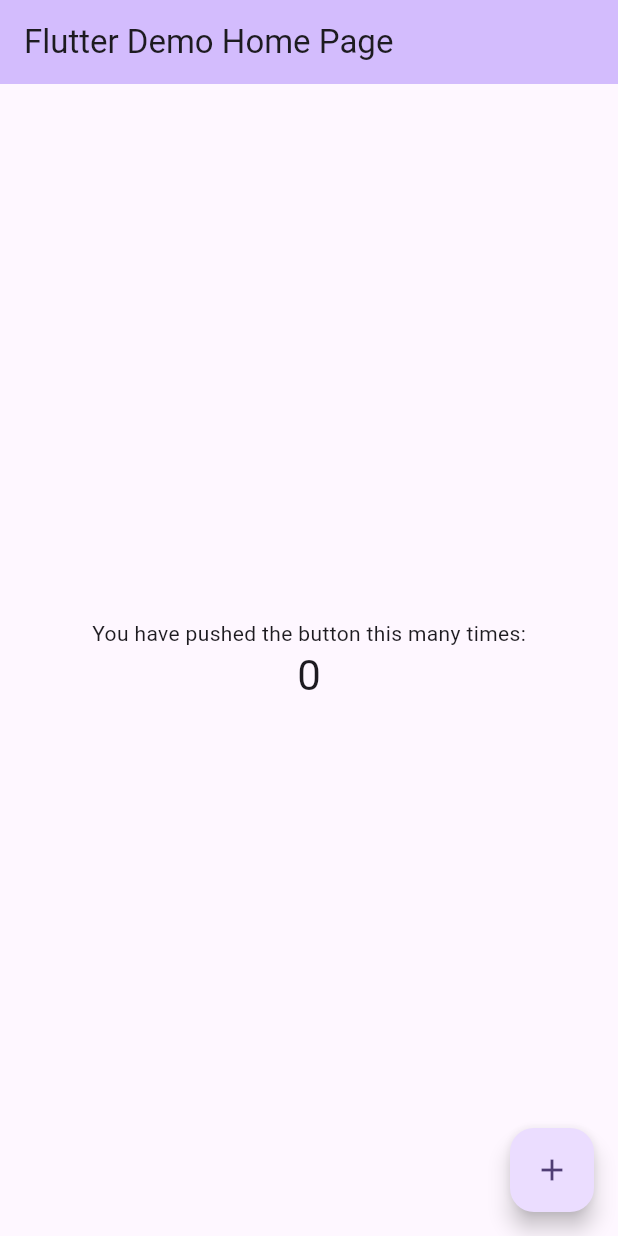
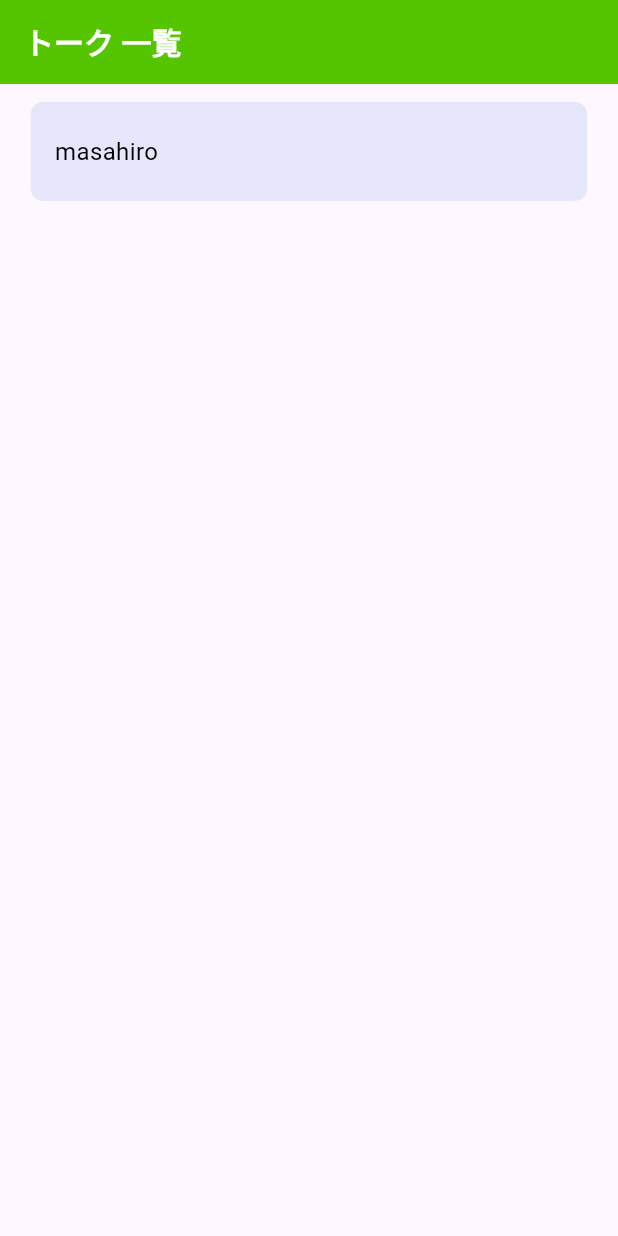
Before and after one commit to platinadata/line, a Flutter app: the screen it shows after launch, on a phone screen of 412 x 824 dp. Run offline on Flutter 3.47's test engine with Material 3 defaults, Android fonts, the phone set to English and light mode, and no system bars.

Commit message:
トーク一覧のイメージを作成

```diff
--- a/lib/main.dart
+++ b/lib/main.dart
@@ -1,4 +1,5 @@
 import 'package:flutter/material.dart';
+import 'package:line/screens/talk_list.dart';
 
 void main() {
   runApp(const MyApp());
@@ -11,26 +12,21 @@ class MyApp extends StatelessWidget {
   @override
   Widget build(BuildContext context) {
     return MaterialApp(
-      title: 'Flutter Demo',
+      title: 'トーク 一覧',
       theme: ThemeData(
-        // This is the theme of your application.
-        //
-        // TRY THIS: Try running your application with "flutter run". You'll see
-        // the application has a purple toolbar. Then, without quitting the app,
-        // try changing the seedColor in the colorScheme below to Colors.green
-        // and then invoke "hot reload" (save your changes or press the "hot
-        // reload" button in a Flutter-supported IDE, or press "r" if you used
-        // the command line to start the app).
-        //
-        // Notice that the counter didn't reset back to zero; the application
-        // state is not lost during the reload. To reset the state, use hot
-        // restart instead.
-        //
-        // This works for code too, not just values: Most code changes can be
-        // tested with just a hot reload.
-        colorScheme: ColorScheme.fromSeed(seedColor: Colors.deepPurple),
+        primarySwatch: Colors.green,
+        fontFamily: 'Hiragino Sans',
+        appBarTheme: const AppBarTheme(
+          backgroundColor: Color(0xFF55C500),
+          titleTextStyle: TextStyle(
+            color: Colors.white,
+            fontSize: 20,
+            fontWeight: FontWeight.bold,
+          ),
+        ),
+        textTheme: Theme.of(context).textTheme.apply(bodyColor: Colors.white),
       ),
-      home: const MyHomePage(title: 'Flutter Demo Home Page'),
+      home: const TalkListScreen(),
     );
   }
 }
--- /dev/null
+++ b/lib/models/user.dart
@@ -0,0 +1,8 @@
+class User {
+  // コンストラクタ
+  User({required this.id, required this.name});
+
+  // プロパティ
+  final int id;
+  final String name;
+}
--- /dev/null
+++ b/lib/screens/talk_list.dart
@@ -0,0 +1,22 @@
+import 'package:flutter/material.dart';
+import 'package:line/models/user.dart';
+import 'package:line/widgets/talk_container.dart';
+
+class TalkListScreen extends StatefulWidget {
+  const TalkListScreen({super.key});
+
+  @override
+  State<TalkListScreen> createState() => _TalkListScreenState();
+}
+
+class _TalkListScreenState extends State<TalkListScreen> {
+  @override
+  Widget build(BuildContext context) {
+    return Scaffold(
+      appBar: AppBar(title: const Text('トーク 一覧')),
+      body: Column(
+        children: [TalkContainer(user: User(id: 1, name: 'masahiro'))],
+      ),
+    );
+  }
+}
--- /dev/null
+++ b/lib/widgets/talk_container.dart
@@ -0,0 +1,37 @@
+import 'package:flutter/material.dart';
+import 'package:line/models/user.dart';
+
+class TalkContainer extends StatelessWidget {
+  const TalkContainer({super.key, required this.user});
+  final User user;
+
+  @override
+  Widget build(BuildContext context) {
+    return Padding(
+      padding: const EdgeInsets.symmetric(vertical: 12, horizontal: 16),
+      child: Center(
+        child: Container(
+          width: MediaQuery.of(context).size.width * 0.9,
+          height: MediaQuery.of(context).size.height * 0.08,
+          padding: const EdgeInsets.symmetric(horizontal: 16, vertical: 16),
+          decoration: const BoxDecoration(
+            color: Color(0xFFe6e6fa),
+            borderRadius: BorderRadius.all(Radius.circular(8)),
+          ),
+          child: Column(
+            mainAxisAlignment: MainAxisAlignment.center,
+            crossAxisAlignment: CrossAxisAlignment.start,
+            children: [
+              Text(
+                user.name,
+                maxLines: 2,
+                overflow: TextOverflow.ellipsis,
+                style: const TextStyle(fontSize: 16, color: Colors.black),
+              ),
+            ],
+          ),
+        ),
+      ),
+    );
+  }
+}
```
